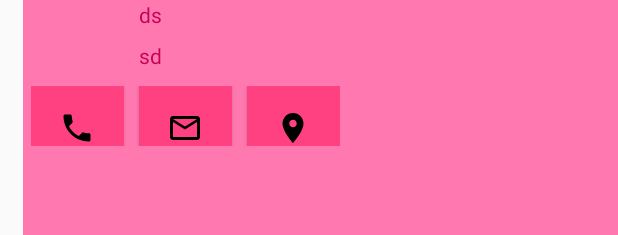
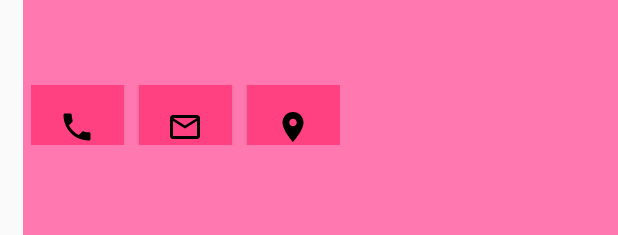
Before and after one commit to sondarat/RestauranteySidreriasGijon, an Android app: the layout widget.xml on its own in the app's theme, with its tools: preview values and no code run, on a phone screen of 412 x 824 dp. Shown: the top 235 px of the screen. Run offline under Robolectric (Android 15) with nearby library versions, the phone set to English and light mode, and no system bars.

Commit message:
widget 3 abrirlo si teneis huevos

```diff
--- a/app/src/main/java/com/xml_sax/unionteam/restauranteysidreriasgijon/CargadorXML.java
+++ b/app/src/main/java/com/xml_sax/unionteam/restauranteysidreriasgijon/CargadorXML.java
@@ -20,5 +20,6 @@ public class CargadorXML extends AsyncTask<String,Integer,Boolean> {
     @Override
     protected void onPostExecute(Boolean aBoolean) {
         activ.actualizarLista();
+        activ.GuardarSidrerias();
     }
 }
--- a/app/src/main/java/com/xml_sax/unionteam/restauranteysidreriasgijon/GestoraRestaurantes.java
+++ b/app/src/main/java/com/xml_sax/unionteam/restauranteysidreriasgijon/GestoraRestaurantes.java
@@ -5,9 +5,10 @@ import android.view.View;
 import android.widget.ImageView;
 import android.widget.SimpleAdapter;
 
+import java.io.Serializable;
 import java.util.ArrayList;
 
-public class GestoraRestaurantes extends ArrayList<RestauranteSidreria>{
+public class GestoraRestaurantes extends ArrayList<RestauranteSidreria> implements Serializable{
 
     public static GestoraRestaurantes instance = null;
     protected GestoraRestaurantes(){}
--- a/app/src/main/res/layout/widget.xml
+++ b/app/src/main/res/layout/widget.xml
@@ -12,12 +12,6 @@
         android:orientation="horizontal"
         android:layout_marginBottom="-3dp">
 
-        <ImageView
-            android:layout_width="62dp"
-            android:layout_height="55dp"
-            android:layout_marginRight="15dp"
-            android:id="@+id/aquiVaImagenRestaurante"/>
-
         <LinearLayout
             android:layout_width="wrap_content"
             android:layout_height="wrap_content"
@@ -25,13 +19,11 @@
             <TextView
                 android:layout_width="118dp"
                 android:layout_height="27dp"
-                android:text="ds"
                 android:textColor="@color/ColorLetras"
                 android:id="@+id/aquiVaNombreRestaurante"/>
             <TextView
                 android:layout_width="118dp"
                 android:layout_height="27dp"
-                android:text="sd"
                 android:textColor="@color/ColorLetras"
                 android:id="@+id/aquiVaHorarioRestaurante"/>
         </LinearLayout>
--- a/app/src/main/res/values/strings.xml
+++ b/app/src/main/res/values/strings.xml
@@ -2,4 +2,5 @@
     <string name="app_name">Rest. y Sidrerias</string>
     <string name="appwidget_text">EXAMPLE</string>
     <string name="add_widget">Add widget</string>
+    <string name="FICHERO">com.xml_sax.unionteam.restauranteysidreriasgijon.fichero</string>
 </resources>
```
Also changed, not shown: app/src/main/java/com/xml_sax/unionteam/restauranteysidreriasgijon/MainActivity.java (+32 -0 lines), app/src/main/java/com/xml_sax/unionteam/restauranteysidreriasgijon/Widget.java (+32 -17 lines).
